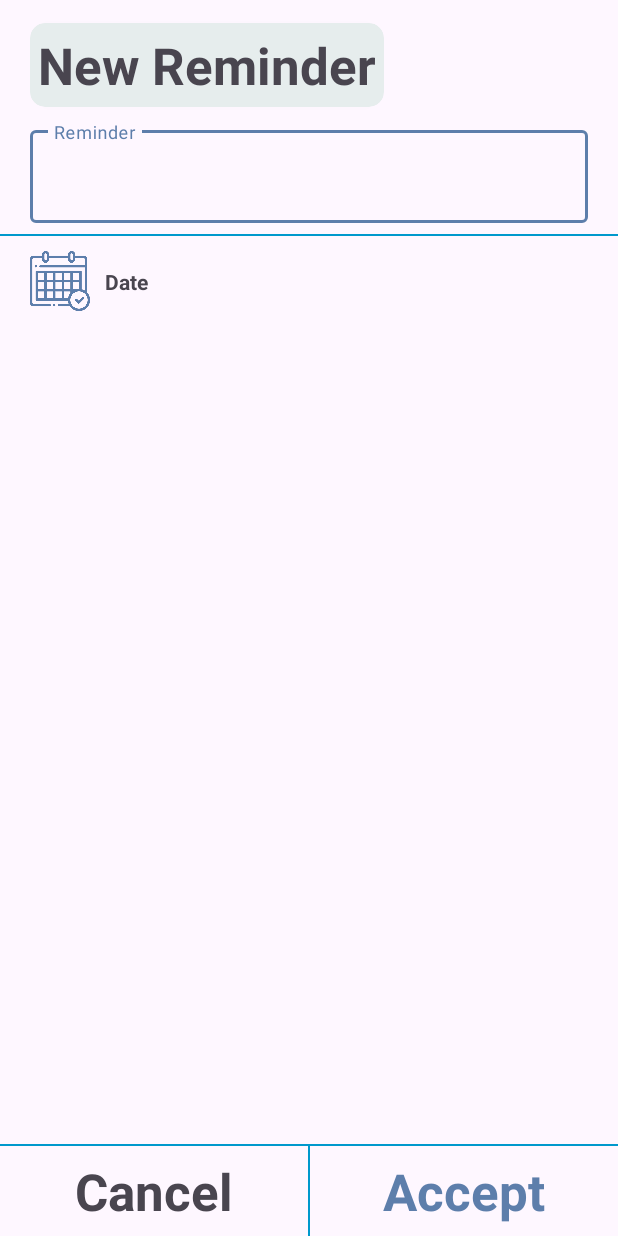
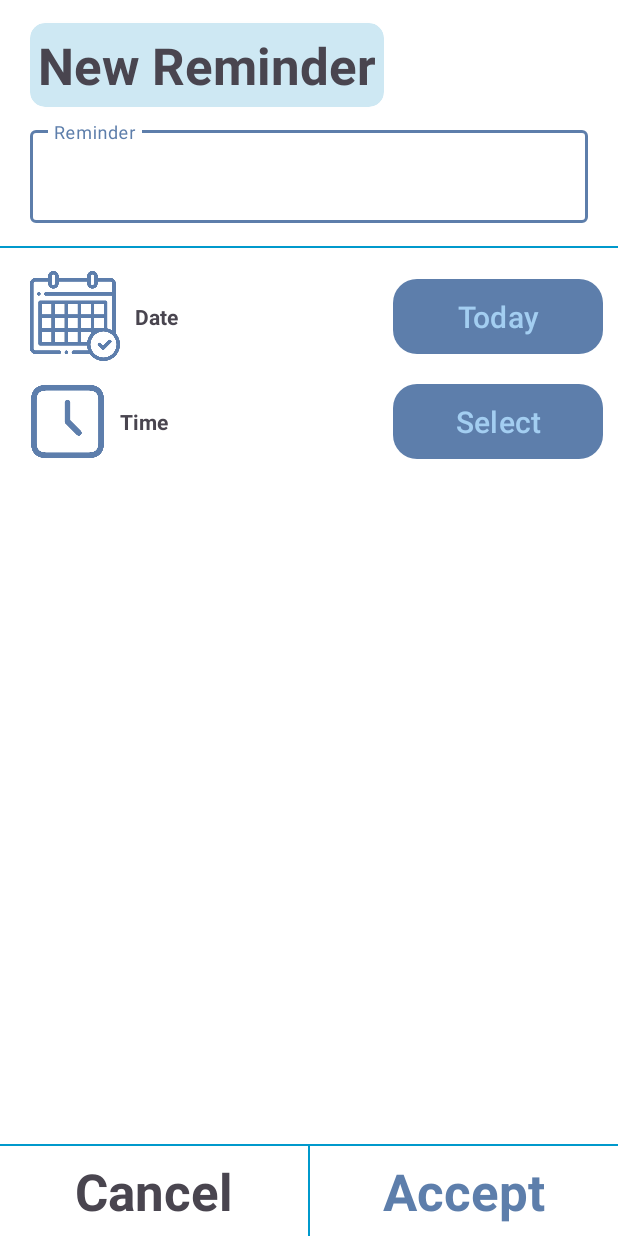
Before and after one commit to ChrisGalHur/TareApp, an Android app: the fragment NewTaskDialogFragment placed in its activity, after a tap on "Recordatorio", on a phone screen of 412 x 824 dp. Run offline under Robolectric (Android 15) with nearby library versions, the phone set to English and light mode, and no system bars.

Commit message:
car10 finished

```diff
--- a/app/src/main/AndroidManifest.xml
+++ b/app/src/main/AndroidManifest.xml
@@ -12,6 +12,9 @@
             android:supportsRtl="true"
             android:theme="@style/Theme.Tareapp"
             tools:targetApi="31">
+        <activity
+                android:name=".activity.FormReminderActivityNew"
+                android:exported="false" />
         <activity
                 android:name=".activity.FormReminderActivity"
                 android:exported="false" />
--- a/app/src/main/java/com/chrisgalhur/tareapp/activity/FormReminderActivity.java
+++ b/app/src/main/java/com/chrisgalhur/tareapp/activity/FormReminderActivity.java
@@ -1,18 +1,50 @@
 package com.chrisgalhur.tareapp.activity;
 
+import android.app.DatePickerDialog;
 import android.os.Bundle;
+import android.widget.Button;
+import android.widget.DatePicker;
+import android.widget.TextView;
 
 import androidx.activity.EdgeToEdge;
-import androidx.appcompat.app.AppCompatActivity;
 import androidx.core.graphics.Insets;
 import androidx.core.view.ViewCompat;
 import androidx.core.view.WindowInsetsCompat;
 
 import com.chrisgalhur.tareapp.R;
+import com.chrisgalhur.tareapp.presenter.FormReminderPresenter;
+import com.chrisgalhur.tareapp.presenter.FormReminderPresenterImpl;
 import com.chrisgalhur.tareapp.util.BaseActivity;
+import com.chrisgalhur.tareapp.util.DatePickerUtil;
+import com.chrisgalhur.tareapp.util.TimePickerUtil;
+import com.chrisgalhur.tareapp.view.FormReminderView;
+import com.google.android.material.textfield.TextInputEditText;
 
-public class FormReminderActivity extends BaseActivity {
+import java.util.Calendar;
 
+public class FormReminderActivity extends BaseActivity implements FormReminderView {
+
+    //region INJECTION
+    private FormReminderPresenter presenter;
+    //endregion INJECTION
+
+    //region VARIABLES
+    private int formYear;
+    private int formMonth;
+    private int formDay;
+    private int formHour;
+    private int formMinute;
+    //endregion VARIABLES
+
+    //region UI
+    private TextInputEditText textInReminderName;
+    private Button btSelectDate;
+    private Button btSelectTime;
+    private TextView btnCancel;
+    private TextView btnAccept;
+    //endregion UI
+
+    //region ON_CREATE
     @Override
     protected void onCreate(Bundle savedInstanceState) {
         super.onCreate(savedInstanceState);
@@ -23,5 +55,59 @@ public class FormReminderActivity extends BaseActivity {
             v.setPadding(systemBars.left, systemBars.top, systemBars.right, systemBars.bottom);
             return insets;
         });
+
+        presenter = new FormReminderPresenterImpl(this);
+        btSelectDate = findViewById(R.id.btSelectDateFormReminder);
+        btSelectTime = findViewById(R.id.btSelectTimeFormReminder);
+        textInReminderName = findViewById(R.id.textInReminderNameFormReminder);
+        btnCancel = findViewById(R.id.btnCancelFormReminder);
+        btnAccept = findViewById(R.id.btnAcceptFormReminder);
+        //Cambiar el color de fondo de los botones
+        //btSelectDate.setBackgroundResource(R.color.dark_blue);
+
+        btSelectDate.setOnClickListener(v -> presenter.onBtSelectDateClicked());
+
+        btSelectTime.setOnClickListener(v -> presenter.onBtSelectTimeClicked());
+
+        btnCancel.setOnClickListener(v -> finish());
+
+        btnAccept.setOnClickListener(v -> presenter.onBtnAcceptClicked());
     }
+    //endregion ON_CREATE
+
+    //region OPEN_DATE_PICKER
+    @Override
+    public void openDatePicker() {
+        DatePickerUtil.openDatePicker(this, new DatePickerUtil.DatePickerListener() {
+            @Override
+            public void onDateSelected(int year, int month, int day) {
+                formYear = year;
+                formMonth = month;
+                formDay = day;
+                btSelectDate.setText(day + "/" + month + "/" + year);
+            }
+        });
+    }
+    //endregion OPEN_DATE_PICKER
+
+    //region OPEN_TIME_PICKER
+    @Override
+    public void openTimePicker() {
+        TimePickerUtil.openTimePicker(this, new TimePickerUtil.TimePickerListener() {
+            @Override
+            public void onTimeSelected(int hour, int minute) {
+                formHour = hour;
+                formMinute = minute;
+                btSelectTime.setText(hour + ":" + minute);
+            }
+        });
+    }
+    //endregion OPEN_TIME_PICKER
+
+    //region SAVE_REMINDER
+    @Override
+    public void saveReminder() {
+        // TODO: 02/09/2024 Implementar
+    }
+    //endregion SAVE_REMINDER
 }
--- a/app/src/main/java/com/chrisgalhur/tareapp/activity/MainActivity.java
+++ b/app/src/main/java/com/chrisgalhur/tareapp/activity/MainActivity.java
@@ -45,6 +45,9 @@ public class MainActivity extends BaseActivity implements MainView {
             v.setPadding(systemBars.left, systemBars.top, systemBars.right, systemBars.bottom);
             return insets;
         });
+
+        //ACTIVITY WORKING
+        startActivity(new Intent(MainActivity.this, FormReminderActivity.class));
 
         preferences = new MyPreferences(this);
         presenter = new MainPresenterImpl(this);
--- /dev/null
+++ b/app/src/main/java/com/chrisgalhur/tareapp/presenter/FormReminderPresenter.java
@@ -0,0 +1,9 @@
+package com.chrisgalhur.tareapp.presenter;
+
+public interface FormReminderPresenter {
+    void onBtSelectDateClicked();
+
+    void onBtSelectTimeClicked();
+
+    void onBtnAcceptClicked();
+}
--- /dev/null
+++ b/app/src/main/java/com/chrisgalhur/tareapp/presenter/FormReminderPresenterImpl.java
@@ -0,0 +1,33 @@
+package com.chrisgalhur.tareapp.presenter;
+
+import com.chrisgalhur.tareapp.view.FormReminderView;
+
+public class FormReminderPresenterImpl implements FormReminderPresenter {
+
+    //region INJECTION
+    private final FormReminderView view;
+    //endregion INJECTION
+
+    //region CONSTRUCTOR
+    public FormReminderPresenterImpl(FormReminderView view) {
+        this.view = view;
+    }
+    //endregion CONSTRUCTOR
+
+    //region ON_BT_SELECT_DATE_CLICKED
+    @Override
+    public void onBtSelectDateClicked() {
+        view.openDatePicker();
+    }
+
+    @Override
+    public void onBtSelectTimeClicked() {
+        view.openTimePicker();
+    }
+
+    @Override
+    public void onBtnAcceptClicked() {
+        view.saveReminder();
+    }
+    //endregion ON_BT_SELECT_DATE_CLICKED
+}
--- /dev/null
+++ b/app/src/main/java/com/chrisgalhur/tareapp/view/FormReminderView.java
@@ -0,0 +1,9 @@
+package com.chrisgalhur.tareapp.view;
+
+public interface FormReminderView {
+    void openDatePicker();
+
+    void openTimePicker();
+
+    void saveReminder();
+}
--- /dev/null
+++ b/app/src/main/res/drawable/rounded_button.xml
@@ -0,0 +1,5 @@
+<?xml version="1.0" encoding="utf-8"?>
+
+<shape xmlns:android="http://schemas.android.com/apk/res/android">
+    <corners android:radius="16dp"/>
+</shape>
--- a/app/src/main/res/layout/activity_form_reminder.xml
+++ b/app/src/main/res/layout/activity_form_reminder.xml
@@ -16,13 +16,13 @@
             app:layout_constraintStart_toStartOf="parent"
             android:layout_marginStart="20dp"
             app:cardCornerRadius="10dp"
-            android:backgroundTint="#E6EDED">
+            android:backgroundTint="@color/ultra_light_blue">
 
         <TextView
                 android:text="@string/new_reminder"
                 android:layout_width="wrap_content"
                 android:layout_height="wrap_content"
-                android:id="@+id/textView"
+                android:id="@+id/tvTitleFormReminder"
                 android:textSize="34sp"
                 android:textStyle="bold"
                 android:layout_marginStart="5dp"
@@ -52,7 +52,8 @@
                 android:textSize="20sp"
                 android:textColorHint="@color/dark_blue"
                 android:textColor="@color/dark_blue"
-                android:textAllCaps="false" />
+                android:textAllCaps="false"
+                android:id="@+id/textInReminderNameFormReminder" />
 
 </com.google.android.material.textfield.TextInputLayout>
 
@@ -61,19 +62,73 @@
             android:layout_height="1dp"
             android:background="@android:color/holo_blue_dark"
             app:layout_constraintTop_toBottomOf="@+id/textInputLayoutFormReminder"
-            android:layout_marginTop="7dp"
+            android:layout_marginTop="15dp"
             android:id="@+id/view" />
+
+    <ImageView
+            android:src="@drawable/calendar"
+            android:layout_width="60dp"
+            android:layout_height="60dp"
+            android:id="@+id/ivCalendarFormReminder"
+            app:layout_constraintTop_toBottomOf="@+id/view"
+            app:layout_constraintStart_toStartOf="@+id/textInputLayoutFormReminder"
+            android:layout_marginTop="15dp" />
 
     <TextView
             android:text="@string/date"
             android:layout_width="wrap_content"
             android:layout_height="wrap_content"
-            android:id="@+id/textView3"
-            app:layout_constraintStart_toEndOf="@+id/imageView"
-            app:layout_constraintTop_toTopOf="@+id/imageView"
-            app:layout_constraintBottom_toBottomOf="@+id/imageView"
+            android:id="@+id/tvDateFormReminder"
+            app:layout_constraintStart_toEndOf="@+id/ivCalendarFormReminder"
+            app:layout_constraintTop_toTopOf="@+id/ivCalendarFormReminder"
+            app:layout_constraintBottom_toBottomOf="@+id/ivCalendarFormReminder"
             android:layout_marginStart="10dp"
             android:textStyle="bold" />
+
+    <Button
+            android:id="@+id/btSelectDateFormReminder"
+            android:background="@drawable/rounded_button"
+            android:text="@string/today"
+            android:layout_width="140dp"
+            android:layout_height="50dp"
+            app:layout_constraintTop_toTopOf="@+id/ivCalendarFormReminder"
+            app:layout_constraintBottom_toBottomOf="@+id/ivCalendarFormReminder"
+            app:layout_constraintEnd_toEndOf="parent"
+            android:layout_marginEnd="10dp"
+            android:textSize="20sp"
+            android:textColor="@color/light_blue" />
+
+    <ImageView
+            android:src="@drawable/watch"
+            android:layout_width="50dp"
+            android:layout_height="50dp"
+            android:id="@+id/ivTimeFormReminder"
+            app:layout_constraintTop_toBottomOf="@+id/ivCalendarFormReminder"
+            app:layout_constraintStart_toStartOf="@+id/textInputLayoutFormReminder"
+            android:layout_marginTop="15dp" />
+
+    <TextView
+            android:text="@string/time"
+            android:layout_width="wrap_content"
+            android:layout_height="wrap_content"
+            android:id="@+id/tvTimeFormReminder"
+            android:textStyle="bold"
+            app:layout_constraintStart_toEndOf="@+id/ivTimeFormReminder"
+            app:layout_constraintBottom_toBottomOf="@+id/ivTimeFormReminder"
+            app:layout_constraintTop_toTopOf="@+id/ivTimeFormReminder"
+            android:layout_marginStart="10dp" />
+
+    <Button
+            android:id="@+id/btSelectTimeFormReminder"
+            android:text="@string/select"
+            android:background="@drawable/rounded_button"
+            android:layout_width="140dp"
+            android:layout_height="50dp"
+            app:layout_constraintTop_toTopOf="@+id/ivTimeFormReminder"
+            app:layout_constraintBottom_toBottomOf="@+id/ivTimeFormReminder"
+            app:layout_constraintEnd_toEndOf="@+id/btSelectDateFormReminder"
+            android:textSize="20sp"
+            android:textColor="@color/light_blue" />
 
     <View
             android:layout_width="match_parent"
@@ -93,7 +148,7 @@
             app:layout_constraintStart_toStartOf="parent">
 
         <TextView
-                android:id="@+id/btnCancelar"
+                android:id="@+id/btnCancelFormReminder"
                 android:layout_width="0dp"
                 android:layout_height="match_parent"
                 android:layout_weight="1"
@@ -111,7 +166,7 @@
                 android:background="@android:color/holo_blue_dark" />
 
         <TextView
-                android:id="@+id/btnAceptar"
+                android:id="@+id/btnAcceptFormReminder"
                 android:layout_width="0dp"
                 android:layout_height="match_parent"
                 android:layout_weight="1"
@@ -125,13 +180,4 @@
                 android:textColor="@color/dark_blue" />
     </LinearLayout>
 
-    <ImageView
-            android:src="@drawable/calendar"
-            android:layout_width="40dp"
-            android:layout_height="40dp"
-            android:id="@+id/imageView"
-            app:layout_constraintTop_toBottomOf="@+id/view"
-            app:layout_constraintStart_toStartOf="@+id/textInputLayoutFormReminder"
-            android:layout_marginTop="10dp" />
-
 </androidx.constraintlayout.widget.ConstraintLayout>
--- a/app/src/main/res/values/colors.xml
+++ b/app/src/main/res/values/colors.xml
@@ -2,6 +2,7 @@
 <resources>
     <color name="black">#FF000000</color>
     <color name="white">#FFFFFFFF</color>
+    <color name="ultra_light_blue">#CEE8F3</color>
     <color name="light_blue">#A3CEF1</color>
     <color name="medium_blue">#7F9CEC</color>
     <color name="dark_blue">#5D7EAB</color>
--- a/app/src/main/res/values/strings.xml
+++ b/app/src/main/res/values/strings.xml
@@ -14,4 +14,7 @@
     <string name="accept">Accept</string>
     <string name="cancel">Cancel</string>
     <string name="date">Date</string>
+    <string name="time">Time</string>
+    <string name="today">Today</string>
+    <string name="select">Select</string>
 </resources>
--- a/app/src/main/res/values/styles.xml
+++ b/app/src/main/res/values/styles.xml
@@ -1,10 +1,5 @@
 <?xml version="1.0" encoding="utf-8"?>
 <resources>
-
-    <style name="MyOutlinedBox" parent="Widget.MaterialComponents.TextInputLayout.OutlinedBox.Dense">
-        <item name="boxStrokeColor">@color/dark_blue_two</item>
-        <item name="boxStrokeWidth">3dp</item>
-    </style>
 
     <style name="FullScreenDialog" parent="Theme.AppCompat.Dialog">
         <item name="android:windowNoTitle">true</item>
--- a/app/src/main/res/values/themes.xml
+++ b/app/src/main/res/values/themes.xml
@@ -2,7 +2,9 @@
     <!-- Base application theme. -->
     <style name="Base.Theme.Tareapp" parent="Theme.Material3.DayNight.NoActionBar">
         <!-- Customize your light theme here. -->
-        <!-- <item name="colorPrimary">@color/my_light_primary</item> -->
+        <item name="colorPrimary">@color/dark_blue</item>
+        <item name="colorOnPrimary">@color/light_blue</item>
+        <item name="android:windowBackground">@color/white</item>
     </style>
 
     <style name="Theme.Tareapp" parent="Base.Theme.Tareapp" />
```
Also changed, not shown: app/src/main/java/com/chrisgalhur/tareapp/util/DatePickerUtil.java (added, +33 -0 lines), app/src/main/java/com/chrisgalhur/tareapp/util/TimePickerUtil.java (added, +32 -0 lines), app/src/main/res/drawable/arrow.png, app/src/main/res/drawable/sum.png, app/src/main/res/drawable/watch.png (added).
